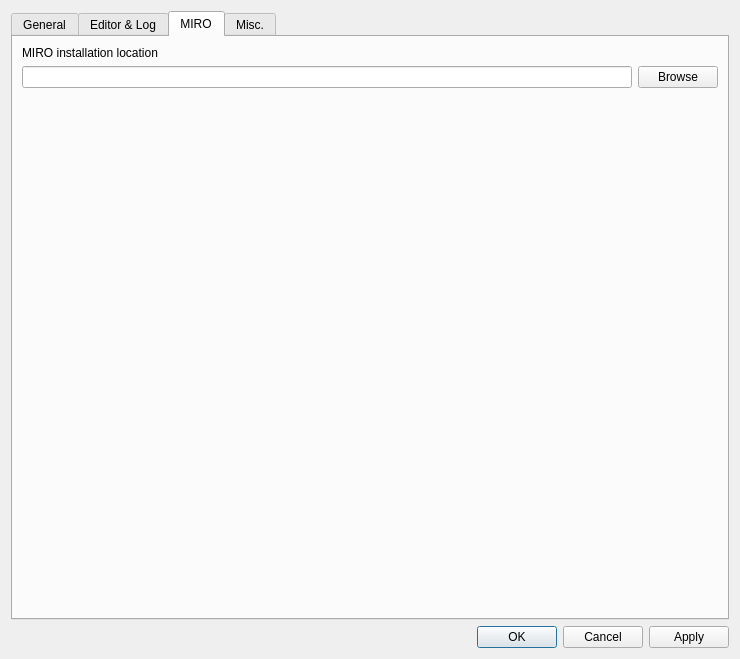
Above: src/settingsdialog.ui from GAMS-dev/studio before the change. Below: the same form after it.
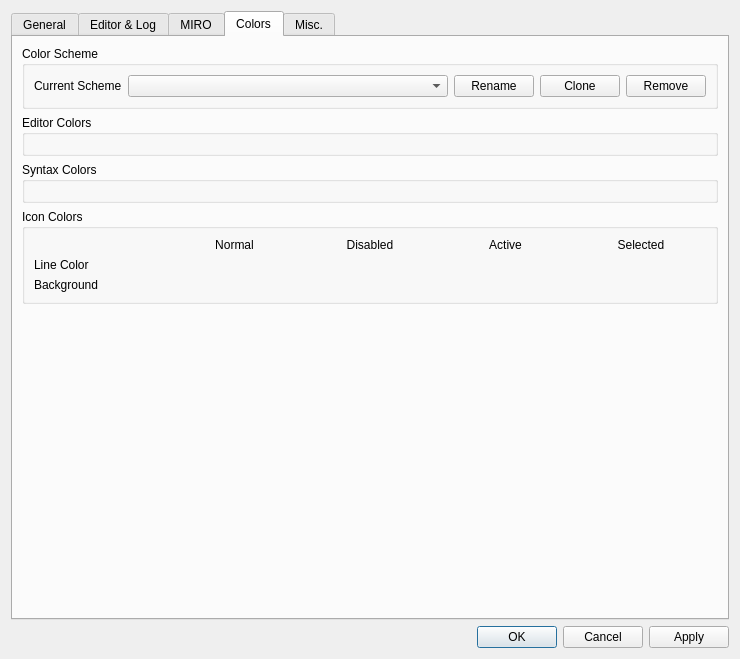
That is the form after the change. The open tabs and pages were chosen to show the change. Custom widgets are drawn as their Qt base class.

Commit message: added stub of color-settings

```diff
--- a/src/settingsdialog.ui
+++ b/src/settingsdialog.ui
@@ -13,8 +13,8 @@
   <property name="windowTitle">
    <string>Settings</string>
   </property>
-  <layout class="QVBoxLayout" name="verticalLayout">
-   <item>
+  <layout class="QGridLayout" name="gridLayout_10">
+   <item row="0" column="0">
     <widget class="QTabWidget" name="tabWidget">
      <property name="enabled">
       <bool>true</bool>
@@ -534,6 +534,181 @@
        </item>
       </layout>
      </widget>
+     <widget class="QWidget" name="tab">
+      <attribute name="title">
+       <string>Colors</string>
+      </attribute>
+      <layout class="QVBoxLayout" name="verticalLayout_3">
+       <item>
+        <widget class="QGroupBox" name="groupBox_2">
+         <property name="title">
+          <string>Color Scheme</string>
+         </property>
+         <layout class="QHBoxLayout" name="horizontalLayout">
+          <item>
+           <widget class="QLabel" name="label_4">
+            <property name="text">
+             <string>Current Scheme</string>
+            </property>
+           </widget>
+          </item>
+          <item>
+           <widget class="QComboBox" name="comboBox">
+            <property name="sizePolicy">
+             <sizepolicy hsizetype="MinimumExpanding" vsizetype="Fixed">
+              <horstretch>0</horstretch>
+              <verstretch>0</verstretch>
+             </sizepolicy>
+            </property>
+           </widget>
+          </item>
+          <item>
+           <widget class="QPushButton" name="pushButton_3">
+            <property name="text">
+             <string>Rename</string>
+            </property>
+           </widget>
+          </item>
+          <item>
+           <widget class="QPushButton" name="pushButton">
+            <property name="text">
+             <string>Clone</string>
+            </property>
+           </widget>
+          </item>
+          <item>
+           <widget class="QPushButton" name="pushButton_2">
+            <property name="text">
+             <string>Remove</string>
+            </property>
+           </widget>
+          </item>
+         </layout>
+        </widget>
+       </item>
+       <item>
+        <widget class="QGroupBox" name="groupEditorColors">
+         <property name="title">
+          <string>Editor Colors</string>
+         </property>
+         <property name="hideName" stdset="0">
+          <bool>false</bool>
+         </property>
+         <property name="hideFormat" stdset="0">
+          <bool>true</bool>
+         </property>
+         <layout class="QGridLayout" name="gridLayout_12">
+          <item row="0" column="0">
+           <widget class="gams::studio::SchemeWidget" name="widget_2" native="true"/>
+          </item>
+         </layout>
+        </widget>
+       </item>
+       <item>
+        <widget class="QGroupBox" name="groupSyntaxColors">
+         <property name="title">
+          <string>Syntax Colors</string>
+         </property>
+         <property name="hideName" stdset="0">
+          <bool>false</bool>
+         </property>
+         <property name="hideFormat" stdset="0">
+          <bool>false</bool>
+         </property>
+         <layout class="QGridLayout" name="gridLayout_13">
+          <item row="0" column="0">
+           <widget class="gams::studio::SchemeWidget" name="widget_3" native="true"/>
+          </item>
+         </layout>
+        </widget>
+       </item>
+       <item>
+        <widget class="QGroupBox" name="groupIconColors">
+         <property name="title">
+          <string>Icon Colors</string>
+         </property>
+         <property name="hideName" stdset="0">
+          <bool>true</bool>
+         </property>
+         <property name="hideFormat" stdset="0">
+          <bool>true</bool>
+         </property>
+         <layout class="QGridLayout" name="gridLayout_11" columnstretch="1,1,1,1,1">
+          <item row="0" column="1">
+           <widget class="QLabel" name="label_5">
+            <property name="text">
+             <string>Normal</string>
+            </property>
+            <property name="alignment">
+             <set>Qt::AlignCenter</set>
+            </property>
+           </widget>
+          </item>
+          <item row="0" column="2">
+           <widget class="QLabel" name="label_6">
+            <property name="text">
+             <string>Disabled</string>
+            </property>
+            <property name="alignment">
+             <set>Qt::AlignCenter</set>
+            </property>
+           </widget>
+          </item>
+          <item row="0" column="3">
+           <widget class="QLabel" name="label_7">
+            <property name="text">
+             <string>Active</string>
+            </property>
+            <property name="alignment">
+             <set>Qt::AlignCenter</set>
+            </property>
+           </widget>
+          </item>
+          <item row="1" column="0">
+           <widget class="QLabel" name="label_9">
+            <property name="text">
+             <string>Line Color</string>
+            </property>
+           </widget>
+          </item>
+          <item row="0" column="4">
+           <widget class="QLabel" name="label_8">
+            <property name="text">
+             <string>Selected</string>
+            </property>
+            <property name="alignment">
+             <set>Qt::AlignCenter</set>
+            </property>
+           </widget>
+          </item>
+          <item row="2" column="0">
+           <widget class="QLabel" name="label_10">
+            <property name="text">
+             <string>Background</string>
+            </property>
+           </widget>
+          </item>
+          <item row="1" column="1">
+           <widget class="gams::studio::SchemeWidget" name="widget" native="true"/>
+          </item>
+         </layout>
+        </widget>
+       </item>
+       <item>
+        <spacer name="verticalSpacer_4">
+         <property name="orientation">
+          <enum>Qt::Vertical</enum>
+         </property>
+         <property name="sizeHint" stdset="0">
+          <size>
+           <width>20</width>
+           <height>40</height>
+          </size>
+         </property>
+        </spacer>
+       </item>
+      </layout>
+     </widget>
      <widget class="QWidget" name="tabMisc">
       <attribute name="title">
        <string>Misc.</string>
@@ -707,6 +882,14 @@
    </item>
   </layout>
  </widget>
+ <customwidgets>
+  <customwidget>
+   <class>gams::studio::SchemeWidget</class>
+   <extends>QWidget</extends>
+   <header>schemewidget.h</header>
+   <container>1</container>
+  </customwidget>
+ </customwidgets>
  <resources/>
  <connections>
   <connection>
```
Left out of the diff: 4 changed lines with no effect on the pictures. The commit also changes 7 other files.
